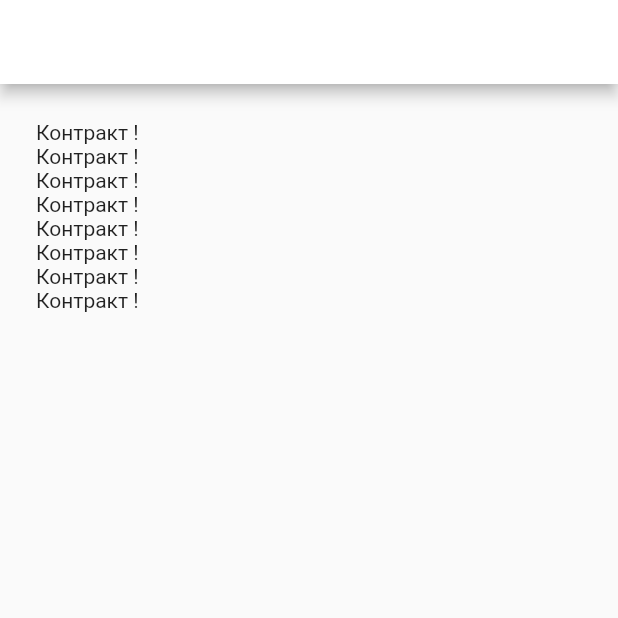
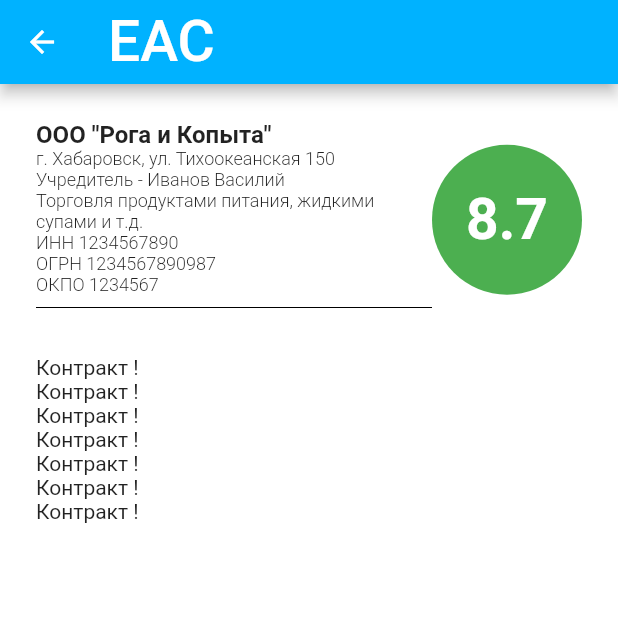
Before and after one commit to MaximRyabovol/EAS, a Flutter app: the MembersListScreen screen opened by its route, on a phone screen of 412 x 824 dp, the top half of it. Run offline on Flutter 3.47's test engine with Material 2 defaults, Android fonts, the phone set to English and light mode, and no system bars; our stand-ins replace flutter_spinkit.

Commit message:
company_card_added

```diff
--- a/lib/screens/authorization_screen.dart
+++ b/lib/screens/authorization_screen.dart
@@ -15,11 +15,15 @@ class _AuthorizationScreenState extends State<AuthorizationScreen> {
     return Scaffold(
       body: Container(
         decoration: BoxDecoration(
-            gradient: LinearGradient(
-          colors: [Color(0xFF00B2FF), Color(0xFF00FFFF)],
-          begin: Alignment.topCenter,
-          end: Alignment.bottomCenter,
-        )),
+          gradient: LinearGradient(
+            colors: [
+              Color(0xFF00B2FF),
+              Color(0xFF00FFFF),
+            ],
+            begin: Alignment.topCenter,
+            end: Alignment.bottomCenter,
+          ),
+        ),
         child: Padding(
           padding: EdgeInsets.fromLTRB(24.0, 24.0, 24.0, 0.0),
           child: Center(
--- a/lib/screens/membrs_list_screen.dart
+++ b/lib/screens/membrs_list_screen.dart
@@ -1,4 +1,5 @@
 import 'package:flutter/material.dart';
+import 'package:goszakaz/widgets/company_card.dart';
 
 class MembersListScreen extends StatefulWidget {
   static final String membersListScreenId = '/membersListScreen';
@@ -11,12 +12,30 @@ class _MembersListScreenState extends State<MembersListScreen> {
   Widget build(BuildContext context) {
     return Scaffold(
       appBar: AppBar(
-        backgroundColor: Colors.white,
+        title: Text(
+          'ЕАС',
+          style: TextStyle(
+            fontSize: 38.0,
           ),
-      body: ListView(
+        ),
+        backgroundColor: Color(0xFF00B2FF),
+      ),
+      body: Container(
+        color: Colors.white,
+        child: ListView(
           padding: EdgeInsets.all(24.0),
           children: <Widget>[
-          Text('Контракт !'),
+            CompanyCard(
+              companyName: 'ООО "Рога и Копыта"',
+              adress: 'г. Хабаровск, ул. Тихоокеанская 150',
+              founder: 'Иванов Василий',
+              specialization:
+                  'Торговля продуктами питания, жидкими супами и т.д.',
+              inn: '1234567890',
+              ogrn: '1234567890987',
+              okpo: '1234567',
+              rating: 8.7,
+            ),
             Text('Контракт !'),
             Text('Контракт !'),
             Text('Контракт !'),
@@ -26,6 +45,7 @@ class _MembersListScreenState extends State<MembersListScreen> {
             Text('Контракт !'),
           ],
         ),
+      ),
     );
   }
 }
--- a/lib/screens/search_screen.dart
+++ b/lib/screens/search_screen.dart
@@ -1,5 +1,6 @@
 import 'package:flutter/material.dart';
 import 'package:goszakaz/screens/loading_screen.dart';
+import 'package:goszakaz/screens/membrs_list_screen.dart';
 
 class SearchScreen extends StatefulWidget {
   static final String searchScreenId = '/search';
@@ -43,21 +44,21 @@ class _SearchScreenState extends State<SearchScreen> {
                   TextField(
                     onSubmitted: (value) {
                       Navigator.pushNamed(
-                        context,
-                        LoadingScreen.loadingScreenId,
-                      );
+                          context,
+                          //LoadingScreen.loadingScreenId); //todo enable it!!!
+                          MembersListScreen.membersListScreenId);
                     },
                     onEditingComplete: () {
                       Navigator.pushNamed(
-                          context, LoadingScreen.loadingScreenId);
+                          context,
+                          //LoadingScreen.loadingScreenId); //todo enable it!!!
+                          MembersListScreen.membersListScreenId);
                     },
                     keyboardType: TextInputType.text,
                     textAlign: TextAlign.center,
-                    onChanged: (value) {},
                     decoration: InputDecoration(
-                      icon: Icon(
+                      suffixIcon: Icon(
                         Icons.search,
-                        textDirection: TextDirection.rtl,
                       ),
                       filled: true,
                       fillColor: Colors.white,
--- /dev/null
+++ b/lib/widgets/company_card.dart
@@ -0,0 +1,131 @@
+import 'package:flutter/material.dart';
+
+class CompanyCard extends StatelessWidget {
+  final String companyName;
+  final String adress;
+  final String founder;
+  final String specialization;
+  final String inn;
+  final String ogrn;
+  final String okpo;
+  final double rating;
+
+  CompanyCard({
+    this.companyName,
+    this.adress,
+    this.founder,
+    this.specialization,
+    this.inn,
+    this.ogrn,
+    this.okpo,
+    this.rating,
+  });
+
+  MaterialColor getColor() {
+    if (rating < 3.5) {
+      return Colors.red;
+    } else {
+      if (rating > 3.5 && rating < 8) {
+        return Colors.orange;
+      } else {
+        return Colors.green;
+      }
+    }
+  }
+
+  @override
+  Widget build(BuildContext context) {
+    return Container(
+      width: double.infinity,
+      color: Colors.white,
+      child: Row(
+        children: <Widget>[
+          Flexible(
+            child: Padding(
+              padding: EdgeInsets.fromLTRB(0.0, 0.0, 0.0, 24.0),
+              child: Row(
+                children: <Widget>[
+                  Flexible(
+                    child: Column(
+                      crossAxisAlignment: CrossAxisAlignment.start,
+                      children: <Widget>[
+                        Text(
+                          companyName,
+                          style: TextStyle(
+                              fontSize: 16.0, fontWeight: FontWeight.bold),
+                        ),
+                        Text(
+                          adress,
+                          style: TextStyle(
+                            fontSize: 12,
+                            fontWeight: FontWeight.w300,
+                          ),
+                        ),
+                        Text(
+                          'Учредитель - $founder',
+                          style: TextStyle(
+                            fontSize: 12,
+                            fontWeight: FontWeight.w300,
+                          ),
+                        ),
+                        Text(
+                          specialization,
+                          style: TextStyle(
+                            fontSize: 12,
+                            fontWeight: FontWeight.w300,
+                          ),
+                        ),
+                        Text(
+                          'ИНН $inn',
+                          style: TextStyle(
+                            fontSize: 12,
+                            fontWeight: FontWeight.w300,
+                          ),
+                        ),
+                        Text(
+                          'ОГРН $ogrn',
+                          style: TextStyle(
+                            fontSize: 12,
+                            fontWeight: FontWeight.w300,
+                          ),
+                        ),
+                        Text(
+                          'ОКПО $okpo',
+                          style: TextStyle(
+                            fontSize: 12,
+                            fontWeight: FontWeight.w300,
+                          ),
+                        ),
+                        Divider(
+                          color: Colors.black,
+                        ),
+                      ],
+                    ),
+                  ),
+                  Container(
+                    width: 100.0,
+                    height: 100.0,
+                    decoration: BoxDecoration(
+                      color: getColor(),
+                      shape: BoxShape.circle,
+                    ),
+                    child: Center(
+                      child: Text(
+                        rating.toString(),
+                        style: TextStyle(
+                          color: Colors.white,
+                          fontSize: 38.0,
+                          fontWeight: FontWeight.bold,
+                        ),
+                      ),
+                    ),
+                  ),
+                ],
+              ),
+            ),
+          ),
+        ],
+      ),
+    );
+  }
+}
```
Lines whose indentation alone changed are shown as unchanged.
